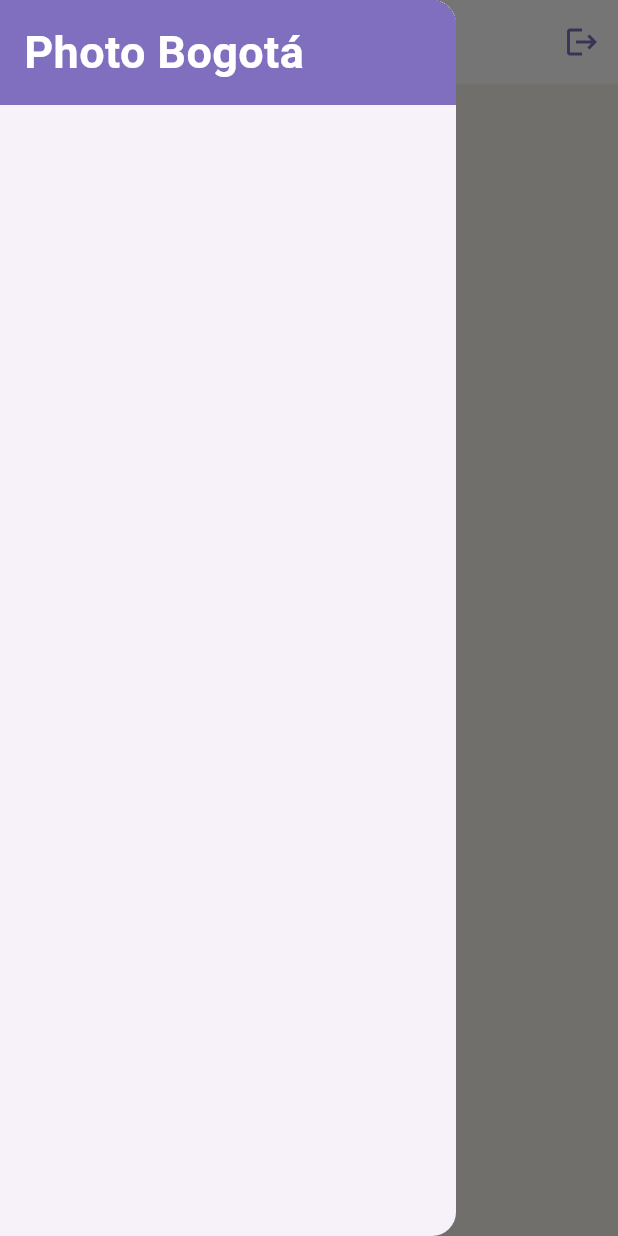
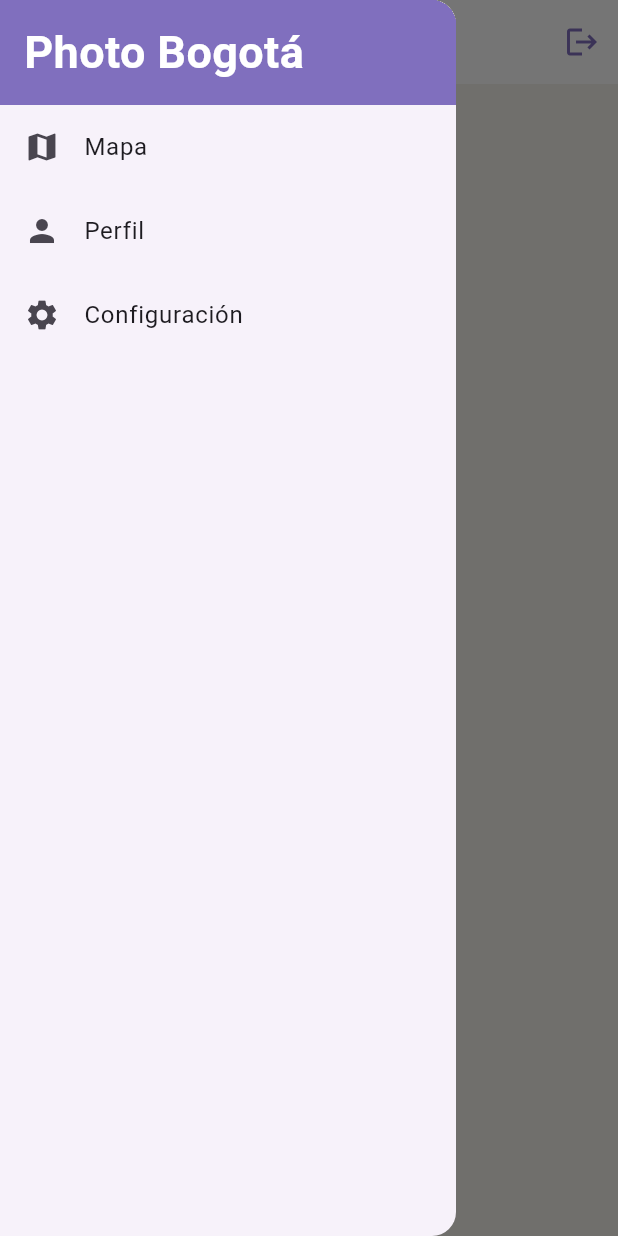
Before and after one commit to SebasYe05/mobile-photobogota, a Flutter app: the HomeScreen screen opened directly, with the side drawer open, on a phone screen of 412 x 824 dp. Run offline on Flutter 3.47's test engine with Material 3 defaults, Android fonts, the phone set to English and light mode, and no system bars; our stand-ins replace dio, flutter_bloc, flutter_secure_storage; accounts and stored records are empty; Roboto replaces fonts that are missing (SF Pro).

Commit message:
Agregan campos

```diff
--- a/photobogota/lib/features/home/presentation/screens/home_screen.dart
+++ b/photobogota/lib/features/home/presentation/screens/home_screen.dart
@@ -39,8 +39,32 @@
                   fontSize: 30,
                   fontWeight: FontWeight.bold,
                 ),
-              )
-            )
+              ),
+            ),
+            ListTile(
+              leading: Icon(Icons.map),
+              title: const Text('Mapa'),
+              onTap: () {
+                // Navegar a la pantalla del mapa
+                Navigator.pop(context);
+              },
+            ),
+            ListTile(
+              leading: Icon(Icons.person),
+              title: const Text('Perfil'),
+              onTap: () {
+                // Navegar a la pantalla del perfil
+                Navigator.pop(context);
+              },
+            ),
+            ListTile(
+              leading: Icon(Icons.settings),
+              title: const Text('Configuración'),
+              onTap: () {
+                // Navegar a la pantalla de configuración
+                Navigator.pop(context);
+              },
+            ),
           ]
         ),
       ),
```
